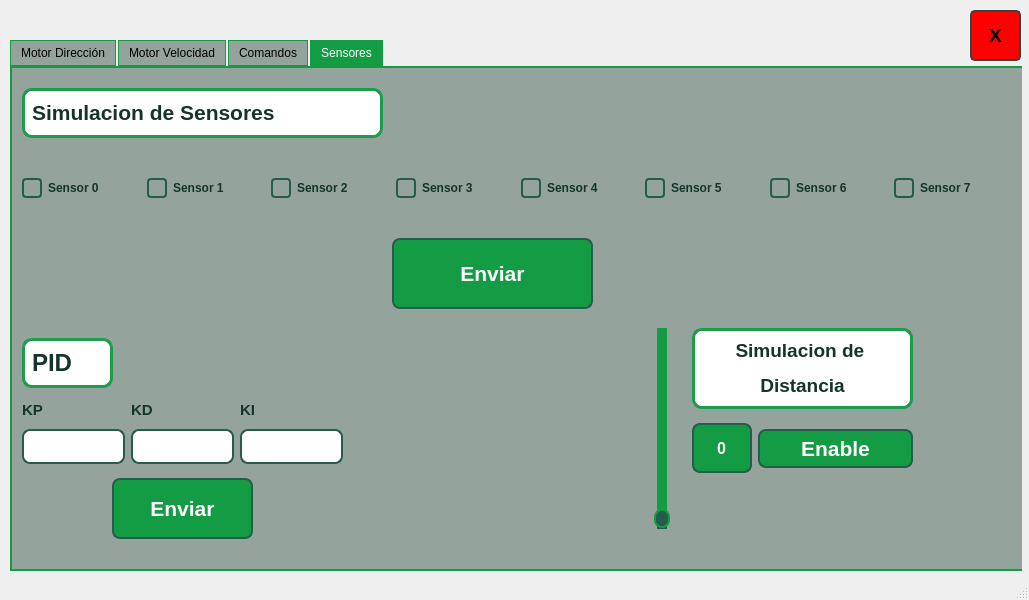
Above: mainwindow.ui from WenceslaoFB/InterfazAGV_QT before the change. Below: the same form after it.
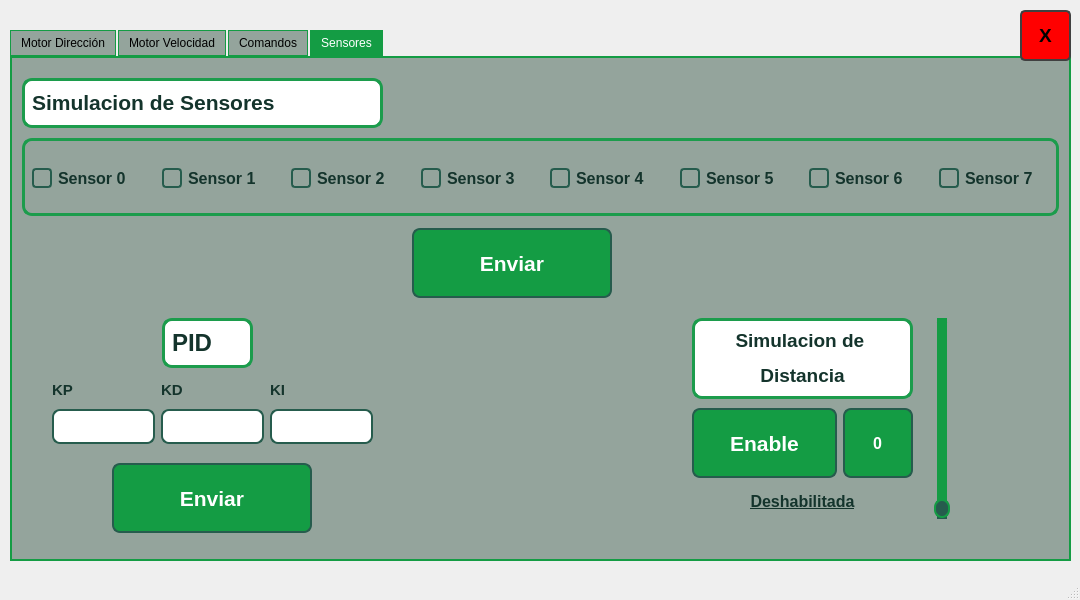
That is the form after the change. The open tabs and pages were chosen to show the change.

```diff
--- a/mainwindow.ui
+++ b/mainwindow.ui
@@ -6,7 +6,7 @@
    <rect>
     <x>0</x>
     <y>0</y>
-    <width>1029</width>
+    <width>1080</width>
     <height>600</height>
    </rect>
   </property>
@@ -17,10 +17,10 @@
    <widget class="QStackedWidget" name="stackedWidget">
     <property name="geometry">
      <rect>
-      <x>0</x>
+      <x>10</x>
       <y>0</y>
-      <width>1022</width>
-      <height>598</height>
+      <width>1071</width>
+      <height>571</height>
      </rect>
     </property>
     <property name="currentIndex">
@@ -30,9 +30,9 @@
      <widget class="QTabWidget" name="tabWidget">
       <property name="geometry">
        <rect>
-        <x>10</x>
-        <y>40</y>
-        <width>1046</width>
+        <x>0</x>
+        <y>30</y>
+        <width>1061</width>
         <height>531</height>
        </rect>
       </property>
@@ -1167,15 +1167,24 @@
        <widget class="QWidget" name="horizontalLayoutWidget_3">
         <property name="geometry">
          <rect>
-          <x>10</x>
+          <x>20</x>
           <y>80</y>
-          <width>991</width>
+          <width>1021</width>
           <height>80</height>
          </rect>
         </property>
         <layout class="QHBoxLayout" name="horizontalLayout_5">
+         <property name="spacing">
+          <number>15</number>
+         </property>
          <item>
           <widget class="QCheckBox" name="sens0">
+           <property name="font">
+            <font>
+             <pointsize>12</pointsize>
+             <bold>true</bold>
+            </font>
+           </property>
            <property name="styleSheet">
             <string notr="true">QCheckBox {
     /* Estilo del texto de la checkbox */
@@ -1210,6 +1219,12 @@
          </item>
          <item>
           <widget class="QCheckBox" name="sens1">
+           <property name="font">
+            <font>
+             <pointsize>12</pointsize>
+             <bold>true</bold>
+            </font>
+           </property>
            <property name="styleSheet">
             <string notr="true">QCheckBox {
     /* Estilo del texto de la checkbox */
@@ -1244,6 +1259,12 @@
          </item>
          <item>
           <widget class="QCheckBox" name="sens2">
+           <property name="font">
+            <font>
+             <pointsize>12</pointsize>
+             <bold>true</bold>
+            </font>
+           </property>
            <property name="styleSheet">
             <string notr="true">QCheckBox {
     /* Estilo del texto de la checkbox */
@@ -1278,6 +1299,12 @@
          </item>
          <item>
           <widget class="QCheckBox" name="sens3">
+           <property name="font">
+            <font>
+             <pointsize>12</pointsize>
+             <bold>true</bold>
+            </font>
+           </property>
            <property name="styleSheet">
             <string notr="true">QCheckBox {
     /* Estilo del texto de la checkbox */
@@ -1312,6 +1339,12 @@
          </item>
          <item>
           <widget class="QCheckBox" name="sens4">
+           <property name="font">
+            <font>
+             <pointsize>12</pointsize>
+             <bold>true</bold>
+            </font>
+           </property>
            <property name="styleSheet">
             <string notr="true">QCheckBox {
     /* Estilo del texto de la checkbox */
@@ -1346,6 +1379,12 @@
          </item>
          <item>
           <widget class="QCheckBox" name="sens5">
+           <property name="font">
+            <font>
+             <pointsize>12</pointsize>
+             <bold>true</bold>
+            </font>
+           </property>
            <property name="styleSheet">
             <string notr="true">QCheckBox {
     /* Estilo del texto de la checkbox */
@@ -1380,6 +1419,12 @@
          </item>
          <item>
           <widget class="QCheckBox" name="sens6">
+           <property name="font">
+            <font>
+             <pointsize>12</pointsize>
+             <bold>true</bold>
+            </font>
+           </property>
            <property name="styleSheet">
             <string notr="true">QCheckBox {
     /* Estilo del texto de la checkbox */
@@ -1414,6 +1459,12 @@
          </item>
          <item>
           <widget class="QCheckBox" name="sens7">
+           <property name="font">
+            <font>
+             <pointsize>12</pointsize>
+             <bold>true</bold>
+            </font>
+           </property>
            <property name="styleSheet">
             <string notr="true">QCheckBox {
     /* Estilo del texto de la checkbox */
@@ -1451,10 +1502,10 @@
        <widget class="QPushButton" name="send_sens">
         <property name="geometry">
          <rect>
-          <x>380</x>
+          <x>400</x>
           <y>170</y>
-          <width>201</width>
-          <height>71</height>
+          <width>200</width>
+          <height>70</height>
          </rect>
         </property>
         <property name="font">
@@ -1491,9 +1542,9 @@
         <property name="geometry">
          <rect>
           <x>100</x>
-          <y>410</y>
-          <width>141</width>
-          <height>61</height>
+          <y>405</y>
+          <width>200</width>
+          <height>70</height>
          </rect>
         </property>
         <property name="font">
@@ -1561,8 +1612,8 @@
        <widget class="QLabel" name="label_13">
         <property name="geometry">
          <rect>
-          <x>10</x>
-          <y>270</y>
+          <x>150</x>
+          <y>260</y>
           <width>91</width>
           <height>50</height>
          </rect>
@@ -1596,8 +1647,8 @@
        <widget class="QWidget" name="horizontalLayoutWidget_4">
         <property name="geometry">
          <rect>
-          <x>10</x>
-          <y>330</y>
+          <x>40</x>
+          <y>320</y>
           <width>321</width>
           <height>67</height>
          </rect>
@@ -1713,7 +1764,7 @@
        <widget class="QSlider" name="SLID_distance">
         <property name="geometry">
          <rect>
-          <x>630</x>
+          <x>910</x>
           <y>260</y>
           <width>41</width>
           <height>201</height>
@@ -1802,87 +1853,139 @@
          <bool>true</bool>
         </property>
        </widget>
+       <widget class="QFrame" name="frame">
+        <property name="geometry">
+         <rect>
+          <x>10</x>
+          <y>80</y>
+          <width>1037</width>
+          <height>78</height>
+         </rect>
+        </property>
+        <property name="styleSheet">
+         <string notr="true">	border: 3px solid;
+	border-radius: 10px;
+	border-color:  #1c9c4c;
+</string>
+        </property>
+        <property name="frameShape">
+         <enum>QFrame::StyledPanel</enum>
+        </property>
+        <property name="frameShadow">
+         <enum>QFrame::Raised</enum>
+        </property>
+       </widget>
        <widget class="QWidget" name="">
         <property name="geometry">
          <rect>
           <x>680</x>
           <y>350</y>
           <width>221</width>
-          <height>61</height>
+          <height>111</height>
          </rect>
         </property>
-        <layout class="QHBoxLayout" name="horizontalLayout_2">
+        <layout class="QVBoxLayout" name="verticalLayout_2">
          <item>
-          <widget class="QSpinBox" name="spin_distance">
-           <property name="maximumSize">
-            <size>
-             <width>60</width>
-             <height>50</height>
-            </size>
-           </property>
+          <layout class="QHBoxLayout" name="horizontalLayout_2">
+           <item>
+            <widget class="QPushButton" name="but_enable_dist">
+             <property name="minimumSize">
+              <size>
+               <width>0</width>
+               <height>70</height>
+              </size>
+             </property>
+             <property name="font">
+              <font>
+               <pointsize>16</pointsize>
+               <bold>true</bold>
+              </font>
+             </property>
+             <property name="styleSheet">
+              <string notr="true">QPushButton {
+    /* Estilo inicial del botón */
+    background-color: #149c44;
+    border: 2px solid #265c4d;
+	color: white;
+    border-radius: 8px;
+    padding: 5px 10px;
+}
+
+QPushButton:pressed {
+    /* Estilo del botón cuando está presionado */
+    background-color:  #265c4d;
+    border: 2px solid #265c4d;
+	color: white;
+}</string>
+             </property>
+             <property name="text">
+              <string>Enable</string>
+             </property>
+            </widget>
+           </item>
+           <item>
+            <widget class="QSpinBox" name="spin_distance">
+             <property name="maximumSize">
+              <size>
+               <width>70</width>
+               <height>70</height>
+              </size>
+             </property>
+             <property name="font">
+              <font>
+               <pointsize>12</pointsize>
+               <bold>true</bold>
+              </font>
+             </property>
+             <property name="styleSheet">
+              <string notr="true">QSpinBox {
+    /* Estilo para el QSpinBox cuando es solo lectura */
+    background-color: #149c44;
+    border: 2px solid #265c4d;
+    border-radius: 8px;
+    color: white;
+    padding: 5px;
+    font-weight: bold;
+    text-align: center;
+}</string>
+             </property>
+             <property name="alignment">
+              <set>Qt::AlignCenter</set>
+             </property>
+             <property name="readOnly">
+              <bool>true</bool>
+             </property>
+             <property name="buttonSymbols">
+              <enum>QAbstractSpinBox::NoButtons</enum>
+             </property>
+             <property name="minimum">
+              <number>0</number>
+             </property>
+             <property name="maximum">
+              <number>20</number>
+             </property>
+            </widget>
+           </item>
+          </layout>
+         </item>
+         <item>
+          <widget class="QLabel" name="label_dist">
            <property name="font">
             <font>
              <pointsize>12</pointsize>
              <bold>true</bold>
+             <underline>true</underline>
             </font>
            </property>
            <property name="styleSheet">
-            <string notr="true">QSpinBox {
-    /* Estilo para el QSpinBox cuando es solo lectura */
-    background-color: #149c44;
-    border: 2px solid #265c4d;
-    border-radius: 8px;
-    color: white;
-    padding: 5px;
-    font-weight: bold;
-    text-align: center;
-}</string>
+            <string notr="true">color: #14342c;</string>
+           </property>
+           <property name="text">
+            <string>&lt;html&gt;&lt;head/&gt;&lt;body&gt;&lt;p&gt;&lt;span style=&quot; color:#14342c;&quot;&gt;Deshabilitada&lt;/span&gt;&lt;/p&gt;&lt;/body&gt;&lt;/html&gt;</string>
            </property>
            <property name="alignment">
             <set>Qt::AlignCenter</set>
            </property>
-           <property name="readOnly">
-            <bool>true</bool>
-           </property>
-           <property name="buttonSymbols">
-            <enum>QAbstractSpinBox::NoButtons</enum>
-           </property>
-           <property name="minimum">
-            <number>0</number>
-           </property>
-           <property name="maximum">
-            <number>20</number>
-           </property>
-          </widget>
-         </item>
-         <item>
-          <widget class="QPushButton" name="but_enable_dist">
-           <property name="font">
-            <font>
-             <pointsize>16</pointsize>
-             <bold>true</bold>
-            </font>
-           </property>
-           <property name="styleSheet">
-            <string notr="true">QPushButton {
-    /* Estilo inicial del botón */
-    background-color: #149c44;
-    border: 2px solid #265c4d;
-	color: white;
-    border-radius: 8px;
-    padding: 5px 10px;
-}
-
-QPushButton:pressed {
-    /* Estilo del botón cuando está presionado */
-    background-color:  #265c4d;
-    border: 2px solid #265c4d;
-	color: white;
-}</string>
-           </property>
-           <property name="text">
-            <string>Enable</string>
-           </property>
           </widget>
          </item>
         </layout>
@@ -1892,7 +1995,7 @@
      <widget class="QPushButton" name="back_but_CONTROL">
       <property name="geometry">
        <rect>
-        <x>970</x>
+        <x>1010</x>
         <y>10</y>
         <width>51</width>
         <height>51</height>
```
Left out of the diff: 347 changed lines with no effect on the pictures.
